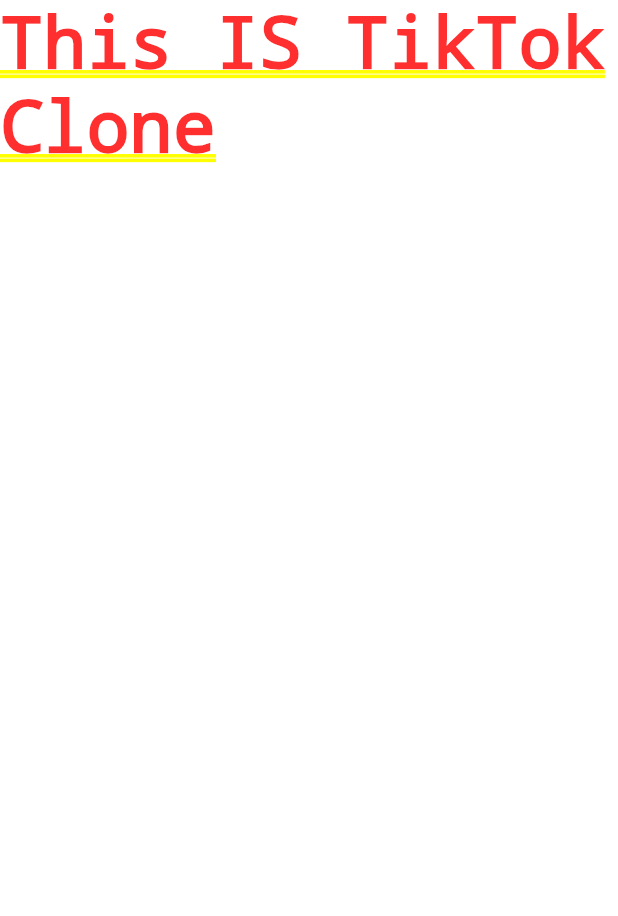
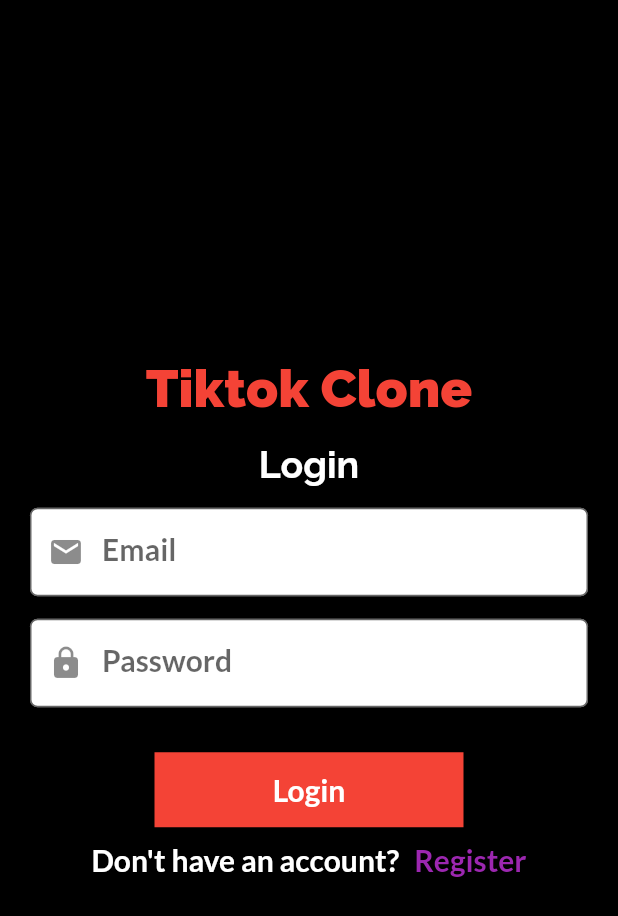
Before and after one commit to RivaanRanawat/tiktok-clone, a Flutter app: the screen it shows after launch, on a phone screen of 412 x 824 dp. Shown: the top 916 px of the screen. Run offline on Flutter 3.47's test engine with Material 2 defaults, Android fonts, the phone set to English and light mode, and no system bars; our stand-ins replace google_fonts.

```diff
--- a/lib/main.dart
+++ b/lib/main.dart
@@ -1,4 +1,5 @@
 import 'package:flutter/material.dart';
+import 'package:tiktok_clone/navigation_screen.dart';
 
 void main() {
   runApp(MyApp());
@@ -10,10 +11,10 @@ class MyApp extends StatelessWidget {
     return MaterialApp(
       title: 'TikTok Clone',
       theme: ThemeData(
-        primarySwatch: Colors.blue,
+        primarySwatch: Colors.red,
         visualDensity: VisualDensity.adaptivePlatformDensity,
       ),
-      home: Text("This IS TikTok Clone"),
+      home: NavigationScreen(),
     );
   }
 }
--- /dev/null
+++ b/lib/navigation_screen.dart
@@ -0,0 +1,17 @@
+import "package:flutter/material.dart";
+import 'package:tiktok_clone/screens/login_screen.dart';
+
+class NavigationScreen extends StatefulWidget {
+  @override
+  _NavigationScreenState createState() => _NavigationScreenState();
+}
+
+class _NavigationScreenState extends State<NavigationScreen> {
+  bool isLoggedIn = true;
+  @override
+  Widget build(BuildContext context) {
+    return Scaffold(
+      body: isLoggedIn ? LoginScreen(): Text("not logged in"),
+    );
+  }
+}
--- /dev/null
+++ b/lib/screens/login_screen.dart
@@ -0,0 +1,117 @@
+import 'package:flutter/material.dart';
+import 'package:google_fonts/google_fonts.dart';
+import 'package:tiktok_clone/screens/signup_screen.dart';
+import 'package:tiktok_clone/universal_variables.dart';
+
+class LoginScreen extends StatefulWidget {
+  @override
+  _LoginScreenState createState() => _LoginScreenState();
+}
+
+class _LoginScreenState extends State<LoginScreen> {
+  @override
+  Widget build(BuildContext context) {
+    return Scaffold(
+      backgroundColor: Colors.black,
+      body: Container(
+        alignment: Alignment.center,
+        child: Column(
+          mainAxisAlignment: MainAxisAlignment.center,
+          children: [
+            Text(
+              "Tiktok Clone",
+              style: ralewayStyle(35, Colors.red, FontWeight.w900),
+            ),
+            SizedBox(
+              height: 15,
+            ),
+            Text(
+              "Login",
+              style: ralewayStyle(25, Colors.white, FontWeight.w700),
+            ),
+            SizedBox(
+              height: 15,
+            ),
+            Container(
+              width: MediaQuery.of(context).size.width,
+              margin: EdgeInsets.only(left: 20, right: 20),
+              child: TextField(
+                decoration: InputDecoration(
+                  fillColor: Colors.white,
+                  filled: true,
+                  labelText: "Email",
+                  prefixIcon: Icon(Icons.email),
+                  labelStyle: latoStyle(20),
+                  border: OutlineInputBorder(
+                    borderRadius: BorderRadius.circular(5),
+                  ),
+                ),
+              ),
+            ),
+            SizedBox(
+              height: 15,
+            ),
+            Container(
+              width: MediaQuery.of(context).size.width,
+              margin: EdgeInsets.only(left: 20, right: 20),
+              child: TextField(
+                decoration: InputDecoration(
+                  fillColor: Colors.white,
+                  filled: true,
+                  labelText: "Password",
+                  prefixIcon: Icon(Icons.lock),
+                  labelStyle: latoStyle(20),
+                  border: OutlineInputBorder(
+                    borderRadius: BorderRadius.circular(5),
+                  ),
+                ),
+              ),
+            ),
+            SizedBox(
+              height: 30,
+            ),
+            Container(
+              width: MediaQuery.of(context).size.width / 2,
+              height: 50,
+              decoration: BoxDecoration(
+                color: Colors.red,
+              ),
+              child: Center(
+                child: Text(
+                  "Login",
+                  style: latoStyle(20, Colors.white, FontWeight.w700),
+                ),
+              ),
+            ),
+            SizedBox(
+              height: 10,
+            ),
+            Row(
+              mainAxisAlignment: MainAxisAlignment.center,
+              children: [
+                Text(
+                  "Don't have an account?",
+                  style: latoStyle(20, Colors.white),
+                ),
+                SizedBox(
+                  width: 10,
+                ),
+                InkWell(
+                  onTap: () => Navigator.of(context).push(
+                    MaterialPageRoute(
+                      builder: (ctx) => SignUpScreen(),
+                    ),
+                  ),
+                  child: Text(
+                    "Register",
+                    style: latoStyle(20, Colors.purple),
+                  ),
+                ),
+              ],
+            ),
+          ],
+        ),
+      ),
+    );
+  }
+}
--- /dev/null
+++ b/lib/universal_variables.dart
@@ -0,0 +1,18 @@
+import "package:flutter/material.dart";
+import 'package:google_fonts/google_fonts.dart';
+
+latoStyle(double size, [Color color, FontWeight fw = FontWeight.w700]){
+  return GoogleFonts.lato(
+    fontSize: size,
+    color: color,
+    fontWeight: fw,
+  );
+}
+
+ralewayStyle(double size, [Color color, FontWeight fw = FontWeight.w700]){
+  return GoogleFonts.raleway(
+    fontSize: size,
+    color: color,
+    fontWeight: fw,
+  );
+}
```
Also changed, not shown: lib/screens/signup_screen.dart (added, +135 -0 lines), 1 other file.
